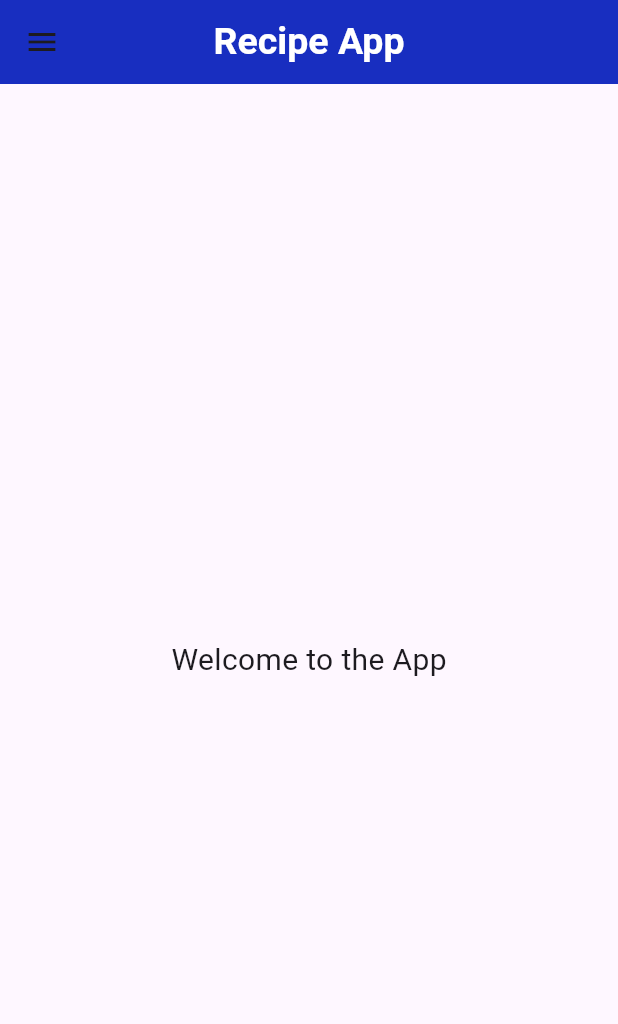
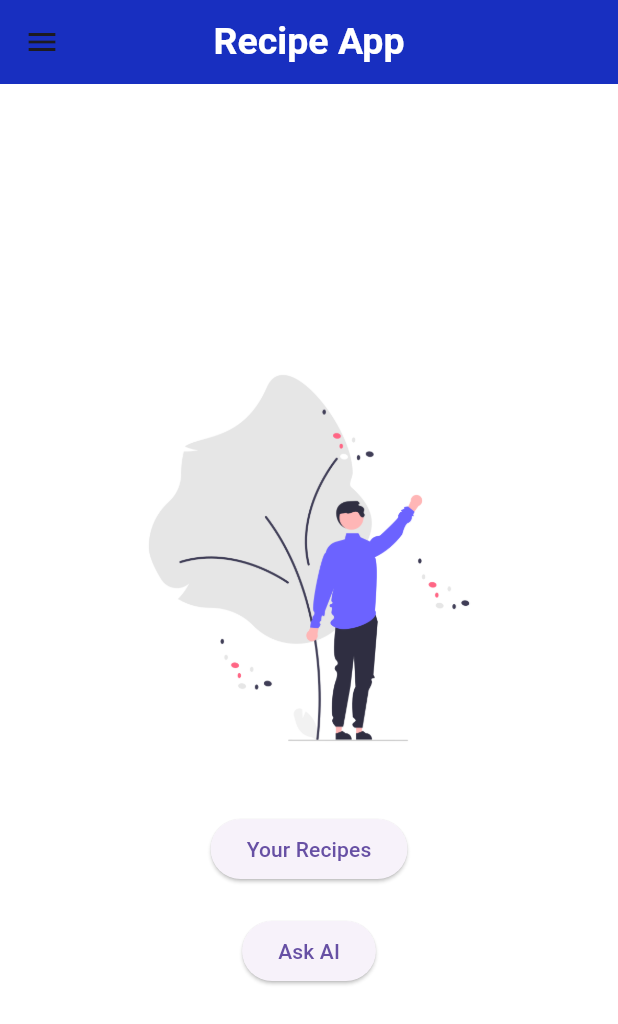
Before and after one commit to CosmicArcher17/RecipeManager, a Flutter app: the screen it shows after launch, on a phone screen of 412 x 824 dp. Shown: the top 1024 px of the screen. Run offline on Flutter 3.47's test engine with Material 3 defaults, Android fonts, the phone set to English and light mode, and no system bars.

Commit message:
4 complete

```diff
--- a/lib/pages/home.dart
+++ b/lib/pages/home.dart
@@ -7,16 +7,45 @@ class HomePage extends StatelessWidget {
   Widget build(BuildContext context) {
     return Scaffold(
       appBar: AppBar(
-        title: Text("Recipe App",style: TextStyle(color: Colors.white,fontWeight: FontWeight.bold,fontSize: 25),),
+        title: Text(
+          "Recipe App",
+          style: TextStyle(
+              color: Colors.white, fontWeight: FontWeight.bold, fontSize: 25),
+        ),
         backgroundColor: Color.fromARGB(238, 8, 32, 187),
         centerTitle: true,
       ),
       body: Center(
-        child: Container(
-          child:  Text("Welcome to the App",style: TextStyle(fontSize: 20),),
+        child: Column(
+          mainAxisAlignment: MainAxisAlignment.center,
+          children: <Widget>[
+            Image.asset(
+              "assets/images/undraw_Welcoming_re_x0qo.png",
+              height: 300,
+              fit: BoxFit.cover,
+            ),
+            SizedBox(height: 20,),
+            ElevatedButton(
+              onPressed: () {
+                Navigator.pushNamed(context, "/ViewRecipes");
+              },
+              child: Text("Your Recipes"),
+            ),
+             SizedBox(
+              height: 20,
+            ),
+            ElevatedButton(
+              onPressed: (){
+              Navigator.pushNamed(context,"/AIPage");
+            },
+            child:Text("Ask AI")
+            ),
+
+          ],
         ),
       ),
       drawer: Drawer(),
+      backgroundColor: Colors.white,
     );
   }
 }
--- a/pubspec.yaml
+++ b/pubspec.yaml
@@ -59,8 +59,8 @@ flutter:
   uses-material-design: true
 
   # To add assets to your application, add an assets section, like this:
-  # assets:
-  #   - images/a_dot_burr.jpeg
+  assets:
+   - assets/images/
   #   - images/a_dot_ham.jpeg
 
   # An image asset can refer to one or more resolution-specific "variants", see
```
Also changed, not shown: lib/pages/your_recipes.dart (+11 -3 lines), assets/images/bg.jpg (added), assets/images/undraw_Taking_notes_re_bnaf.png (added), assets/images/undraw_Welcoming_re_x0qo.png (added).
